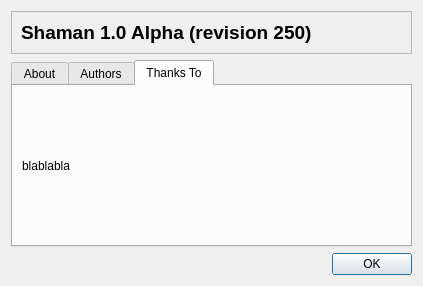
Qt form trunk/ui/aboutDialog.ui (drf/shaman1) before a commit.
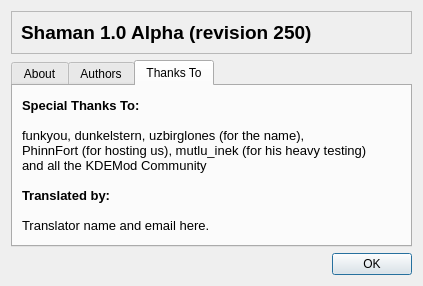
The same form after that commit. The open tabs and pages were chosen to show the change. Icons and pictures are not drawn.

Commit message: Fix, and thanks to everyone :) Hope I've not forgotten anyone

Diff of the .ui file:
```diff
--- a/trunk/ui/aboutDialog.ui
+++ b/trunk/ui/aboutDialog.ui
@@ -118,7 +118,18 @@
        <item row="0" column="0" >
         <widget class="QLabel" name="label_5" >
          <property name="text" >
-          <string>blablabla</string>
+          <string>&lt;html>&lt;head>&lt;meta name="qrichtext" content="1" />&lt;style type="text/css">
+p, li { white-space: pre-wrap; }
+&lt;/style>&lt;/head>&lt;body style=" font-family:'Liberation Sans'; font-size:9pt; font-weight:400; font-style:normal;">
+&lt;p style=" margin-top:0px; margin-bottom:0px; margin-left:0px; margin-right:0px; -qt-block-indent:0; text-indent:0px;">&lt;span style=" font-size:10pt; font-weight:600;">Special Thanks To:&lt;/span>&lt;/p>
+&lt;p style="-qt-paragraph-type:empty; margin-top:0px; margin-bottom:0px; margin-left:0px; margin-right:0px; -qt-block-indent:0; text-indent:0px; font-size:10pt; font-weight:600;">&lt;/p>
+&lt;p style=" margin-top:0px; margin-bottom:0px; margin-left:0px; margin-right:0px; -qt-block-indent:0; text-indent:0px; font-size:10pt; font-weight:600;">&lt;span style=" font-weight:400;">funkyou, dunkelstern, uzbirglones (for the name),&lt;/span>&lt;/p>
+&lt;p style=" margin-top:0px; margin-bottom:0px; margin-left:0px; margin-right:0px; -qt-block-indent:0; text-indent:0px; font-size:10pt;">PhinnFort (for hosting us), mutlu_inek (for his heavy testing)&lt;/p>
+&lt;p style=" margin-top:0px; margin-bottom:0px; margin-left:0px; margin-right:0px; -qt-block-indent:0; text-indent:0px; font-size:10pt;">and all the KDEMod Community&lt;/p>
+&lt;p style="-qt-paragraph-type:empty; margin-top:0px; margin-bottom:0px; margin-left:0px; margin-right:0px; -qt-block-indent:0; text-indent:0px; font-size:10pt;">&lt;/p>
+&lt;p style=" margin-top:0px; margin-bottom:0px; margin-left:0px; margin-right:0px; -qt-block-indent:0; text-indent:0px; font-size:10pt;">&lt;span style=" font-weight:600;">Translated by:&lt;/span>&lt;/p>
+&lt;p style="-qt-paragraph-type:empty; margin-top:0px; margin-bottom:0px; margin-left:0px; margin-right:0px; -qt-block-indent:0; text-indent:0px; font-size:10pt; font-weight:600;">&lt;/p>
+&lt;p style=" margin-top:0px; margin-bottom:0px; margin-left:0px; margin-right:0px; -qt-block-indent:0; text-indent:0px; font-size:10pt; font-weight:600;">&lt;span style=" font-weight:400;">Translator name and email here.&lt;/span>&lt;/p>&lt;/body>&lt;/html></string>
          </property>
         </widget>
        </item>
```
The commit also changes 1 other file.
